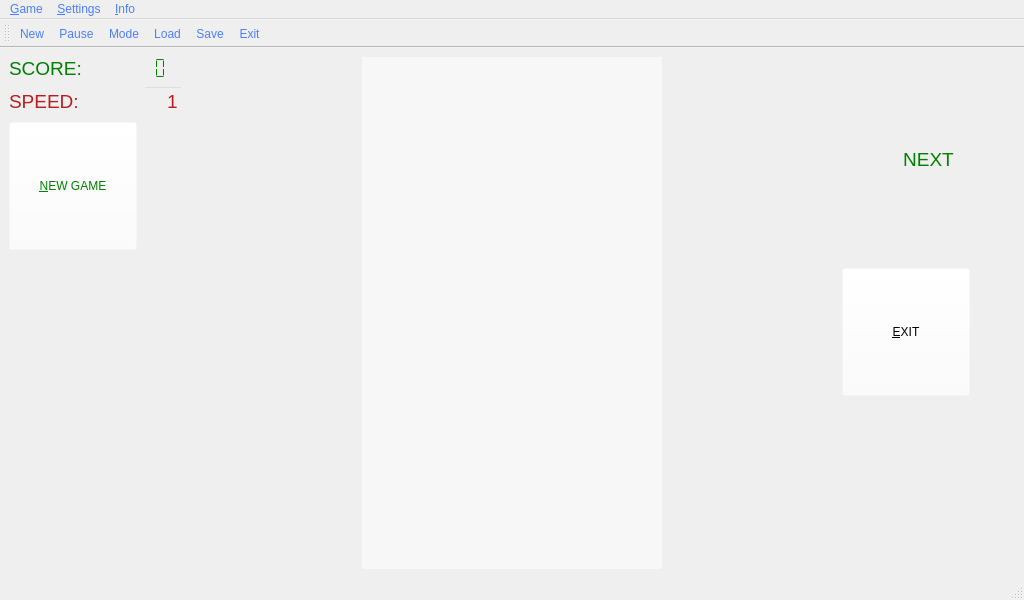
Before: the Qt Designer form MyTetris/mainwindow.ui in VladTrubin/Games, drawn with Qt 5.
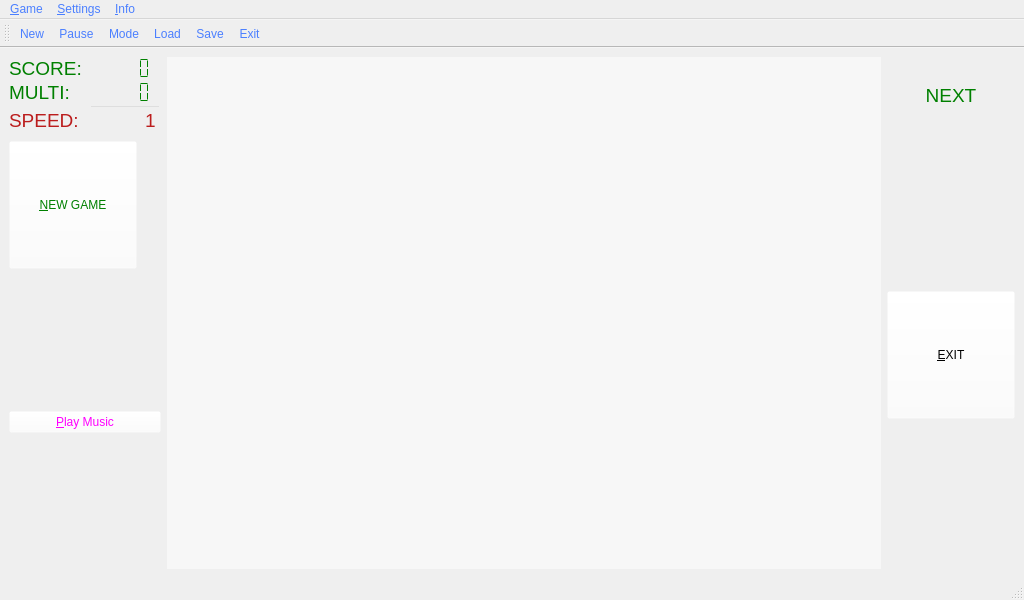
After: the same form once the commit is applied. Icons and pictures are not drawn. Custom widgets are drawn as their Qt base class.

Commit message: add music and update functionality

Diff of the .ui file:
```diff
--- a/MyTetris/mainwindow.ui
+++ b/MyTetris/mainwindow.ui
@@ -52,34 +52,8 @@
     <string notr="true">	background: rgba(255, 255, 255, 0.0);;
 	color:green;</string>
    </property>
-   <layout class="QGridLayout" name="gridLayout" columnstretch="0,0,0,0,0">
-    <item row="0" column="3">
-     <spacer name="horizontalSpacer_4">
-      <property name="orientation">
-       <enum>Qt::Horizontal</enum>
-      </property>
-      <property name="sizeHint" stdset="0">
-       <size>
-        <width>40</width>
-        <height>20</height>
-       </size>
-      </property>
-     </spacer>
-    </item>
-    <item row="4" column="0" rowspan="4">
-     <spacer name="verticalSpacer">
-      <property name="orientation">
-       <enum>Qt::Vertical</enum>
-      </property>
-      <property name="sizeHint" stdset="0">
-       <size>
-        <width>20</width>
-        <height>40</height>
-       </size>
-      </property>
-     </spacer>
-    </item>
-    <item row="2" column="0" rowspan="2">
+   <layout class="QGridLayout" name="gridLayout" columnstretch="0,0,0">
+    <item row="1" column="0">
      <widget class="QPushButton" name="NewGame">
       <property name="sizePolicy">
        <sizepolicy hsizetype="Fixed" vsizetype="Fixed">
@@ -113,23 +87,181 @@
       </property>
      </widget>
     </item>
-    <item row="8" column="0">
-     <spacer name="horizontalSpacer">
-      <property name="orientation">
-       <enum>Qt::Horizontal</enum>
-      </property>
-      <property name="sizeHint" stdset="0">
-       <size>
-        <width>40</width>
-        <height>20</height>
-       </size>
-      </property>
-     </spacer>
-    </item>
     <item row="0" column="0">
-     <layout class="QHBoxLayout" name="horizontalLayout">
-      <item>
+     <layout class="QGridLayout" name="gridLayout_2">
+      <property name="spacing">
+       <number>1</number>
+      </property>
+      <item row="0" column="1">
+       <widget class="QLCDNumber" name="scoreNum">
+        <property name="maximumSize">
+         <size>
+          <width>16777215</width>
+          <height>30</height>
+         </size>
+        </property>
+        <property name="frameShape">
+         <enum>QFrame::NoFrame</enum>
+        </property>
+        <property name="smallDecimalPoint">
+         <bool>false</bool>
+        </property>
+        <property name="digitCount">
+         <number>5</number>
+        </property>
+        <property name="segmentStyle">
+         <enum>QLCDNumber::Flat</enum>
+        </property>
+       </widget>
+      </item>
+      <item row="1" column="0">
+       <widget class="QLabel" name="multiStr">
+        <property name="sizePolicy">
+         <sizepolicy hsizetype="Minimum" vsizetype="Minimum">
+          <horstretch>0</horstretch>
+          <verstretch>0</verstretch>
+         </sizepolicy>
+        </property>
+        <property name="maximumSize">
+         <size>
+          <width>16777215</width>
+          <height>30</height>
+         </size>
+        </property>
+        <property name="font">
+         <font>
+          <pointsize>14</pointsize>
+         </font>
+        </property>
+        <property name="styleSheet">
+         <string notr="true"/>
+        </property>
+        <property name="text">
+         <string>MULTI:</string>
+        </property>
+       </widget>
+      </item>
+      <item row="2" column="0">
+       <widget class="QLabel" name="speedStr">
+        <property name="sizePolicy">
+         <sizepolicy hsizetype="Minimum" vsizetype="Minimum">
+          <horstretch>0</horstretch>
+          <verstretch>0</verstretch>
+         </sizepolicy>
+        </property>
+        <property name="maximumSize">
+         <size>
+          <width>16777215</width>
+          <height>30</height>
+         </size>
+        </property>
+        <property name="font">
+         <font>
+          <pointsize>14</pointsize>
+         </font>
+        </property>
+        <property name="contextMenuPolicy">
+         <enum>Qt::NoContextMenu</enum>
+        </property>
+        <property name="toolTip">
+         <string>game speed</string>
+        </property>
+        <property name="styleSheet">
+         <string notr="true">QLabel#speedStr{
+color: #BB1D1D;
+}</string>
+        </property>
+        <property name="text">
+         <string>SPEED:</string>
+        </property>
+        <property name="alignment">
+         <set>Qt::AlignLeading|Qt::AlignLeft|Qt::AlignVCenter</set>
+        </property>
+       </widget>
+      </item>
+      <item row="2" column="1">
+       <layout class="QHBoxLayout" name="horizontalLayout_2">
+        <item>
+         <widget class="QLineEdit" name="speedNum">
+          <property name="sizePolicy">
+           <sizepolicy hsizetype="Minimum" vsizetype="Fixed">
+            <horstretch>0</horstretch>
+            <verstretch>0</verstretch>
+           </sizepolicy>
+          </property>
+          <property name="maximumSize">
+           <size>
+            <width>72</width>
+            <height>30</height>
+           </size>
+          </property>
+          <property name="font">
+           <font>
+            <pointsize>14</pointsize>
+           </font>
+          </property>
+          <property name="styleSheet">
+           <string notr="true">QLineEdit#speedNum{
+color: #BB1D1D;
+}</string>
+          </property>
+          <property name="text">
+           <string>1</string>
+          </property>
+          <property name="maxLength">
+           <number>1</number>
+          </property>
+          <property name="alignment">
+           <set>Qt::AlignRight|Qt::AlignTrailing|Qt::AlignVCenter</set>
+          </property>
+         </widget>
+        </item>
+       </layout>
+      </item>
+      <item row="1" column="1">
+       <widget class="QLCDNumber" name="multiNum">
+        <property name="maximumSize">
+         <size>
+          <width>16777215</width>
+          <height>30</height>
+         </size>
+        </property>
+        <property name="font">
+         <font>
+          <pointsize>14</pointsize>
+         </font>
+        </property>
+        <property name="layoutDirection">
+         <enum>Qt::LeftToRight</enum>
+        </property>
+        <property name="frameShape">
+         <enum>QFrame::NoFrame</enum>
+        </property>
+        <property name="smallDecimalPoint">
+         <bool>false</bool>
+        </property>
+        <property name="digitCount">
+         <number>5</number>
+        </property>
+        <property name="segmentStyle">
+         <enum>QLCDNumber::Flat</enum>
+        </property>
+       </widget>
+      </item>
+      <item row="0" column="0">
        <widget class="QLabel" name="scoreStr">
+        <property name="sizePolicy">
+         <sizepolicy hsizetype="Minimum" vsizetype="Minimum">
+          <horstretch>0</horstretch>
+          <verstretch>0</verstretch>
+         </sizepolicy>
+        </property>
+        <property name="maximumSize">
+         <size>
+          <width>16777215</width>
+          <height>30</height>
+         </size>
+        </property>
         <property name="font">
          <font>
           <pointsize>14</pointsize>
@@ -143,25 +275,85 @@
         </property>
        </widget>
       </item>
-      <item>
-       <widget class="QLCDNumber" name="scoreNum">
-        <property name="frameShape">
-         <enum>QFrame::NoFrame</enum>
-        </property>
-        <property name="smallDecimalPoint">
-         <bool>false</bool>
-        </property>
-        <property name="digitCount">
-         <number>5</number>
-        </property>
-        <property name="segmentStyle">
-         <enum>QLCDNumber::Flat</enum>
-        </property>
-       </widget>
-      </item>
      </layout>
     </item>
-    <item row="0" column="4" rowspan="6">
+    <item row="2" column="0">
+     <spacer name="verticalSpacer">
+      <property name="orientation">
+       <enum>Qt::Vertical</enum>
+      </property>
+      <property name="sizeHint" stdset="0">
+       <size>
+        <width>20</width>
+        <height>40</height>
+       </size>
+      </property>
+     </spacer>
+    </item>
+    <item row="3" column="0">
+     <widget class="QPushButton" name="Music">
+      <property name="focusPolicy">
+       <enum>Qt::NoFocus</enum>
+      </property>
+      <property name="styleSheet">
+       <string notr="true">QPushButton#Music{ 
+background: qlineargradient(x1:0, y1:0, x2:1, y2:1,
+                stop:0 white, stop: 0.4 rgba(10, 20, 30, 40),
+                stop:1 rgb(0, 200, 230, 200));
+color: magenta;
+}
+
+QPushButton#Music:hover{ 
+background: qlineargradient(x1:0, y1:0, x2:1, y2:1,
+                stop:0 white, stop: 0.4 rgba(10, 20, 30, 170),
+                stop:1 rgb(0, 200, 230, 200));
+color: yellow;
+}
+
+QPushButton#Music:pressed{
+background: qlineargradient(x1:0, y1:0, x2:1, y2:1,
+                stop:0 white, stop: 0.4 rgba(10, 20, 30, 170),
+                stop:1 rgb(0, 200, 230, 200));
+color: yellow;
+}
+
+QPushButton#Music:checked{
+background: qlineargradient(x1:0, y1:0, x2:1, y2:1,
+                stop:0 white, stop: 0.4 rgba(50, 210, 210, 100),
+                stop:1 rgb(50, 10, 100, 170));
+border: none; 
+color:darkRed;
+}
+
+QPushButton#Music:hover:checked{
+background: qlineargradient(x1:0, y1:0, x2:1, y2:1,
+                stop:0 white, stop: 0.4 rgba(100, 250, 250, 100),
+                stop:1 rgb(100, 50, 150, 170));
+border: none; 
+color:red;
+}</string>
+      </property>
+      <property name="text">
+       <string>&amp;Play Music</string>
+      </property>
+      <property name="checkable">
+       <bool>true</bool>
+      </property>
+      <property name="checked">
+       <bool>false</bool>
+      </property>
+      <property name="autoDefault">
+       <bool>false</bool>
+      </property>
+      <property name="default">
+       <bool>false</bool>
+      </property>
+      <property name="flat">
+       <bool>false</bool>
+      </property>
+     </widget>
+    </item>
+    <item row="0" column="2">
      <layout class="QVBoxLayout" name="rightVLay">
       <item>
        <widget class="QLabel" name="nextStr">
@@ -198,113 +390,20 @@
       </item>
      </layout>
     </item>
-    <item row="0" column="1">
-     <spacer name="horizontalSpacer_2">
+    <item row="4" column="0">
+     <spacer name="verticalSpacer_2">
       <property name="orientation">
-       <enum>Qt::Horizontal</enum>
+       <enum>Qt::Vertical</enum>
       </property>
       <property name="sizeHint" stdset="0">
        <size>
-        <width>40</width>
-        <height>20</height>
+        <width>20</width>
+        <height>40</height>
        </size>
       </property>
      </spacer>
     </item>
-    <item row="1" column="0">
-     <layout class="QHBoxLayout" name="horizontalLayout_2">
-      <item>
-       <widget class="QLabel" name="speedStr">
-        <property name="font">
-         <font>
-          <pointsize>14</pointsize>
-         </font>
-        </property>
-        <property name="contextMenuPolicy">
-         <enum>Qt::NoContextMenu</enum>
-        </property>
-        <property name="toolTip">
-         <string>game speed</string>
-        </property>
-        <property name="styleSheet">
-         <string notr="true">QLabel#speedStr{
-color: #BB1D1D;
-}</string>
-        </property>
-        <property name="text">
-         <string>SPEED:</string>
-        </property>
-        <property name="alignment">
-         <set>Qt::AlignLeading|Qt::AlignLeft|Qt::AlignVCenter</set>
-        </property>
-       </widget>
-      </item>
-      <item>
-       <widget class="QLineEdit" name="speedNum">
-        <property name="sizePolicy">
-         <sizepolicy hsizetype="Fixed" vsizetype="Fixed">
-          <horstretch>0</horstretch>
-          <verstretch>0</verstretch>
-         </sizepolicy>
-        </property>
-        <property name="minimumSize">
-         <size>
-          <width>20</width>
-          <height>10</height>
-         </size>
-        </property>
-        <property name="maximumSize">
-         <size>
-          <width>40</width>
-          <height>30</height>
-         </size>
-        </property>
-        <property name="font">
-         <font>
-          <pointsize>14</pointsize>
-         </font>
-        </property>
-        <property name="toolTip">
-         <string>game speed</string>
-        </property>
-        <property name="styleSheet">
-         <string notr="true">QLineEdit#speedNum{
-color:#BB1D1D;
-}</string>
-        </property>
-        <property name="inputMethodHints">
-         <set>Qt::ImhDigitsOnly</set>
-        </property>
-        <property name="text">
-         <string>1</string>
-        </property>
-        <property name="maxLength">
-         <number>1</number>
-        </property>
-        <property name="alignment">
-         <set>Qt::AlignRight|Qt::AlignTrailing|Qt::AlignVCenter</set>
-        </property>
-        <property name="placeholderText">
-         <string>1</string>
-        </property>
-       </widget>
-      </item>
-     </layout>
-    </item>
-    <item row="8" column="4">
-     <spacer name="horizontalSpacer_3">
-      <property name="orientation">
-       <enum>Qt::Horizontal</enum>
-      </property>
-      <property name="sizeHint" stdset="0">
-       <size>
-        <width>40</width>
-        <height>20</height>
-       </size>
-      </property>
-     </spacer>
-    </item>
-    <item row="0" column="2" rowspan="9">
+    <item row="0" column="1" rowspan="5">
      <widget class="SceneView" name="sceneView" native="true">
       <property name="minimumSize">
        <size>
@@ -327,20 +426,7 @@
       </property>
      </widget>
     </item>
-    <item row="7" column="4">
-     <spacer name="verticalSpacer_2">
-      <property name="orientation">
-       <enum>Qt::Vertical</enum>
-      </property>
-      <property name="sizeHint" stdset="0">
-       <size>
-        <width>20</width>
-        <height>40</height>
-       </size>
-      </property>
-     </spacer>
-    </item>
-    <item row="6" column="4">
+    <item row="1" column="2" rowspan="4">
      <widget class="QPushButton" name="Exit">
       <property name="sizePolicy">
        <sizepolicy hsizetype="Fixed" vsizetype="Fixed">
```
Left out of the diff: 6 changed lines with no effect on the pictures. The commit also changes 9 other files.
